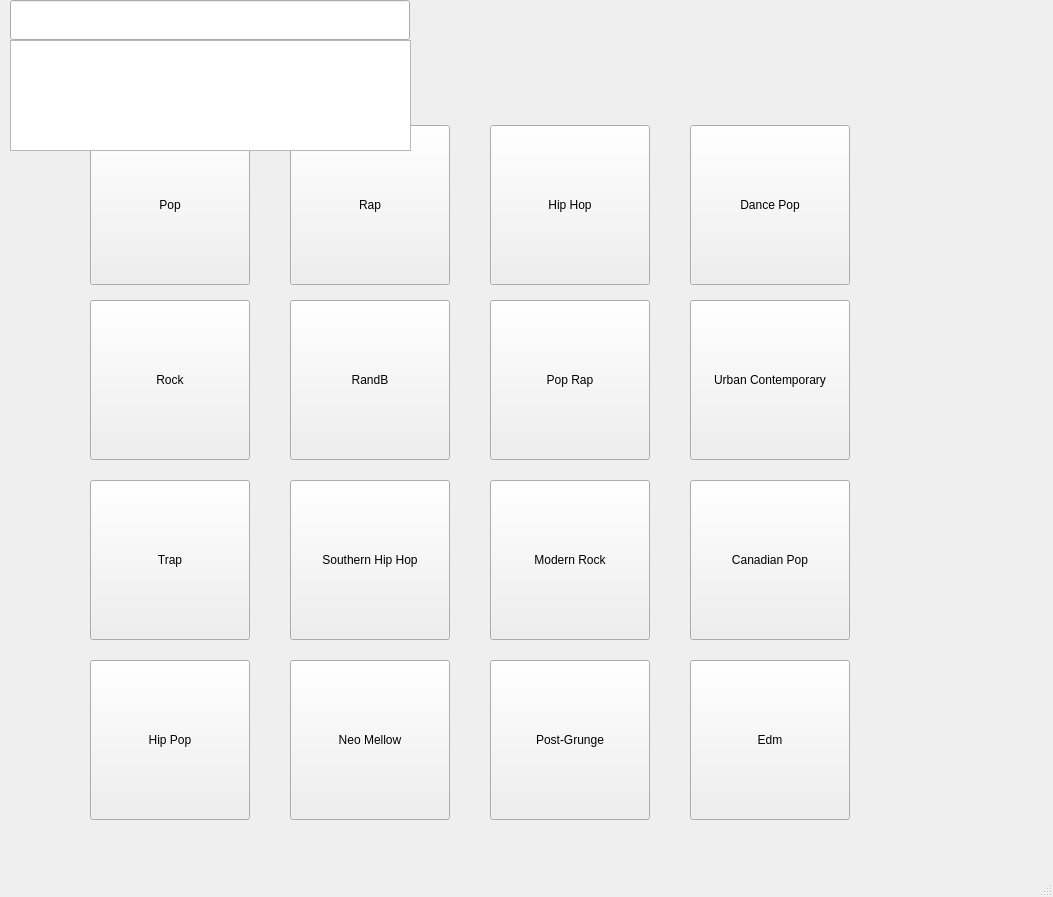
Above: mainwindow.ui from Texvss/Spotify_project before the change. Below: the same form after it.
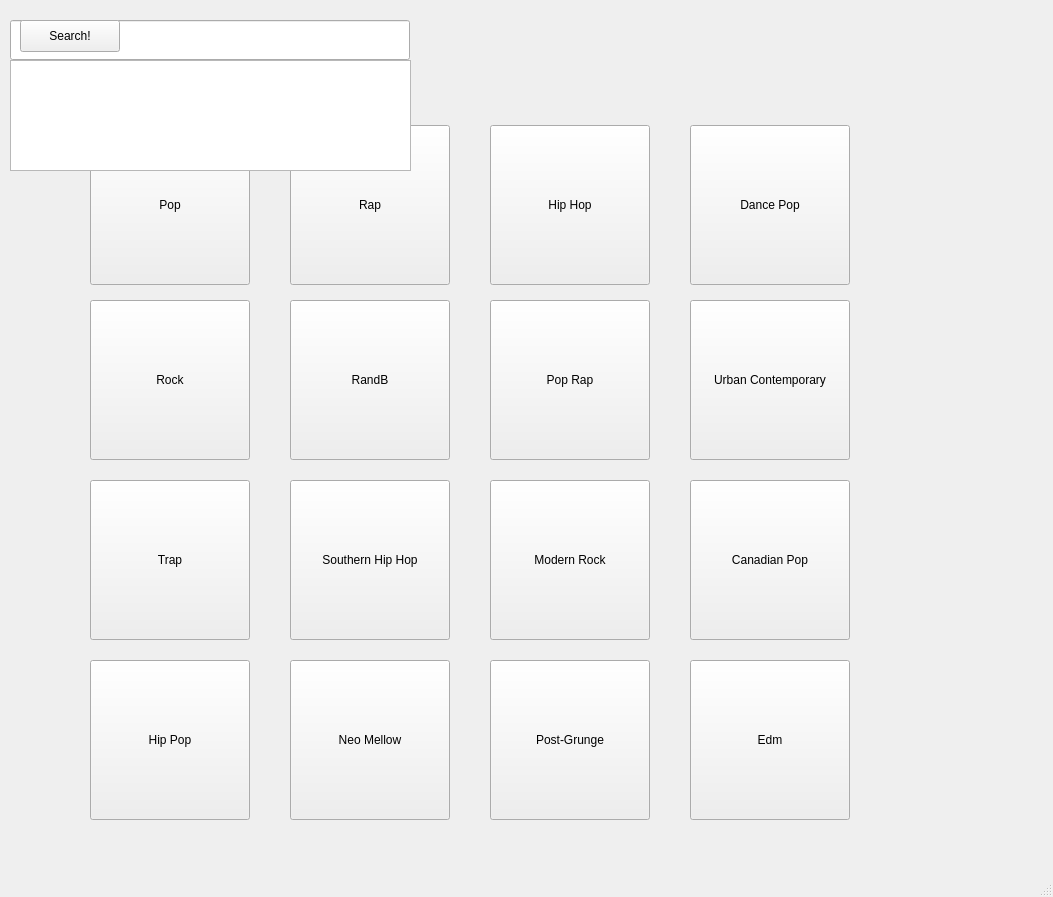
That is the form after the change.

What changed in the file:
```diff
--- a/mainwindow.ui
+++ b/mainwindow.ui
@@ -70,7 +70,7 @@
     <property name="geometry">
      <rect>
       <x>10</x>
-      <y>40</y>
+      <y>60</y>
       <width>401</width>
       <height>111</height>
      </rect>
@@ -107,7 +107,7 @@
     <property name="geometry">
      <rect>
       <x>10</x>
-      <y>0</y>
+      <y>20</y>
       <width>400</width>
       <height>40</height>
      </rect>
@@ -291,6 +291,19 @@
      <enum>Qt::RichText</enum>
     </property>
    </widget>
+   <widget class="QPushButton" name="searchButton">
+    <property name="geometry">
+     <rect>
+      <x>20</x>
+      <y>20</y>
+      <width>100</width>
+      <height>32</height>
+     </rect>
+    </property>
+    <property name="text">
+     <string>Search!</string>
+    </property>
+   </widget>
   </widget>
   <widget class="QMenuBar" name="menubar">
    <property name="geometry">
```
